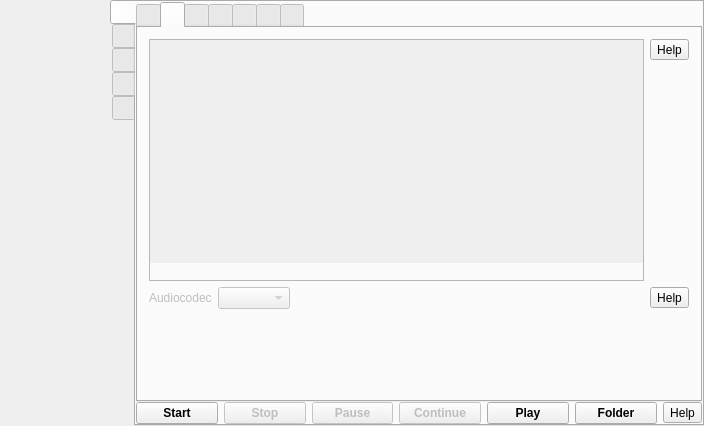
Old version of the form src/formMainWindow.ui in the repository vkohaupt/vokoscreenNG.
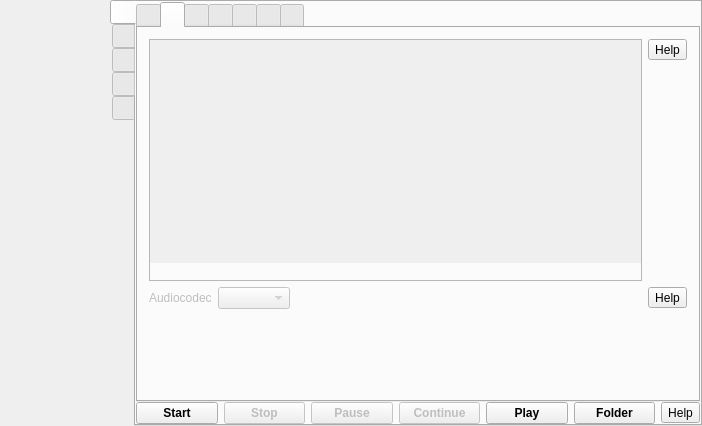
New version of the form. The open tabs and pages were chosen to show the change. Icons and pictures are not drawn.

Commit message: return to deprecated code for x11 and windows

Patch:
```diff
--- a/src/formMainWindow.ui
+++ b/src/formMainWindow.ui
@@ -6,7 +6,7 @@
    <rect>
     <x>0</x>
     <y>0</y>
-    <width>704</width>
+    <width>702</width>
     <height>426</height>
    </rect>
   </property>
@@ -778,7 +778,7 @@
                      <rect>
                       <x>0</x>
                       <y>0</y>
-                      <width>488</width>
+                      <width>486</width>
                       <height>167</height>
                      </rect>
                     </property>
```
Left out of the diff: 4 changed lines with no effect on the pictures. The commit also changes 3 other files.
